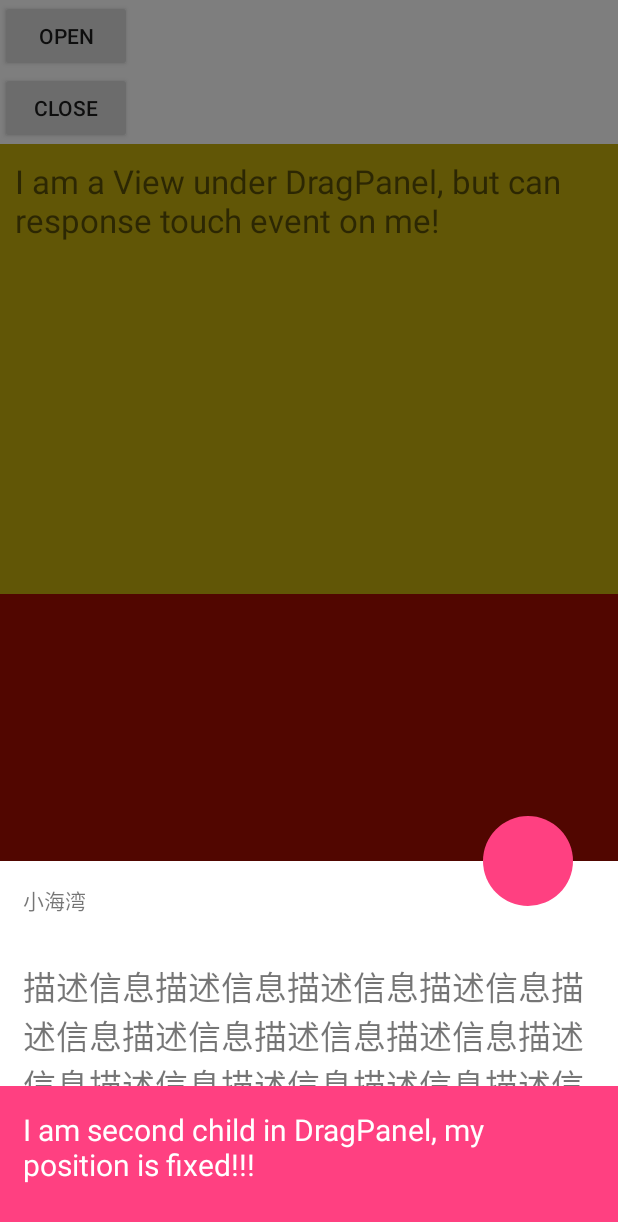
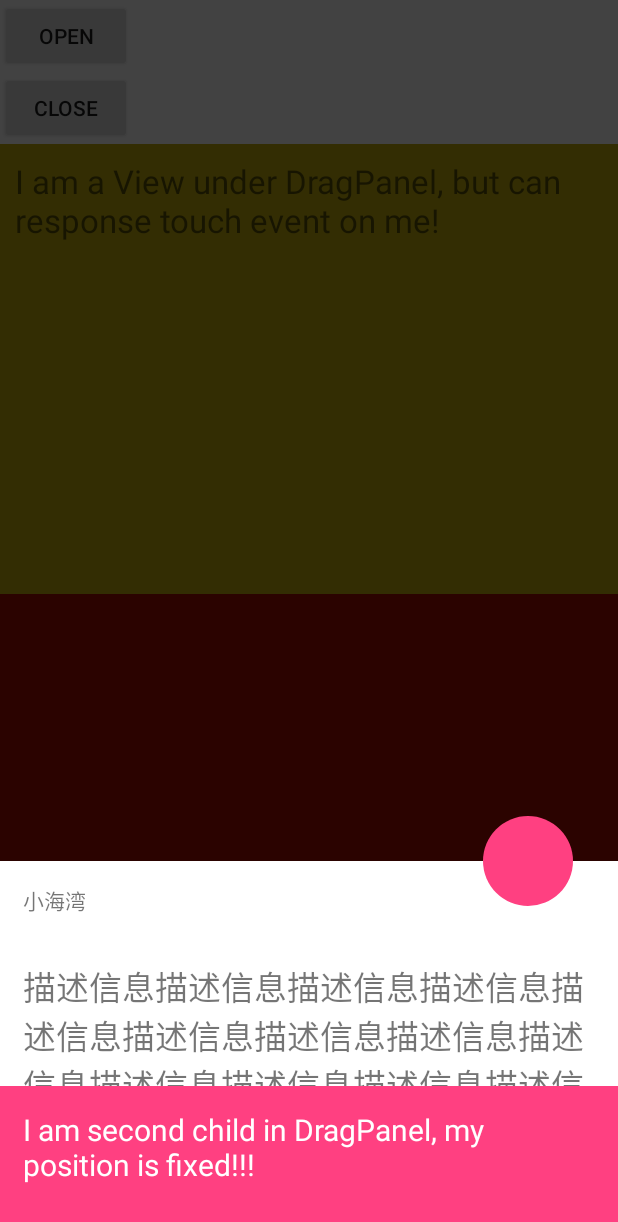
Before and after one commit to junixapp/DragPanel, an Android app: the screen it shows after launch (MainActivity), after a tap on "OPEN", on a phone screen of 412 x 824 dp. Shown: the top 1222 px of the screen. Run offline under Robolectric (Android 15) with nearby library versions, the phone set to English and light mode, and no system bars.

```diff
--- a/DragPanel/src/main/java/com/lxj/dragpanel/DragPanel.java
+++ b/DragPanel/src/main/java/com/lxj/dragpanel/DragPanel.java
@@ -189,7 +189,9 @@ public class DragPanel extends FrameLayout {
         @Override
         public void onViewPositionChanged(View changedView, int left, int top, int dx, int dy) {
             super.onViewPositionChanged(changedView, left, top, dx, dy);
-            float fraction = dragView.getTop() * 1f / maxTop;
+            // minTop maybe gt 0.
+            float startPoint = Math.max(0, minTop);
+            float fraction = (dragView.getTop()-startPoint) * 1f / (maxTop - startPoint);
             if (fraction < 0f) {
                 fraction = 0f;
             }
--- a/app/src/main/java/com/example/hhkx01/bottompanel/MainActivity.java
+++ b/app/src/main/java/com/example/hhkx01/bottompanel/MainActivity.java
@@ -85,7 +85,7 @@ public class MainActivity extends AppCompatActivity {
 
             @Override
             public void onDragging(float fraction) {
-//                Log.d(TAG, "onDragging: fraction: "+fraction);
+                Log.d(TAG, "onDragging: fraction: "+fraction);
             }
         });
 
--- a/app/src/main/res/layout/activity_main.xml
+++ b/app/src/main/res/layout/activity_main.xml
@@ -99,7 +99,7 @@
                 <TextView
                     android:id="@+id/tv1"
                     android:layout_width="match_parent"
-                    android:layout_height="390dp"
+                    android:layout_height="90dp"
                     android:background="#fff"
                     android:gravity="center"
                     android:text="textView"
```
